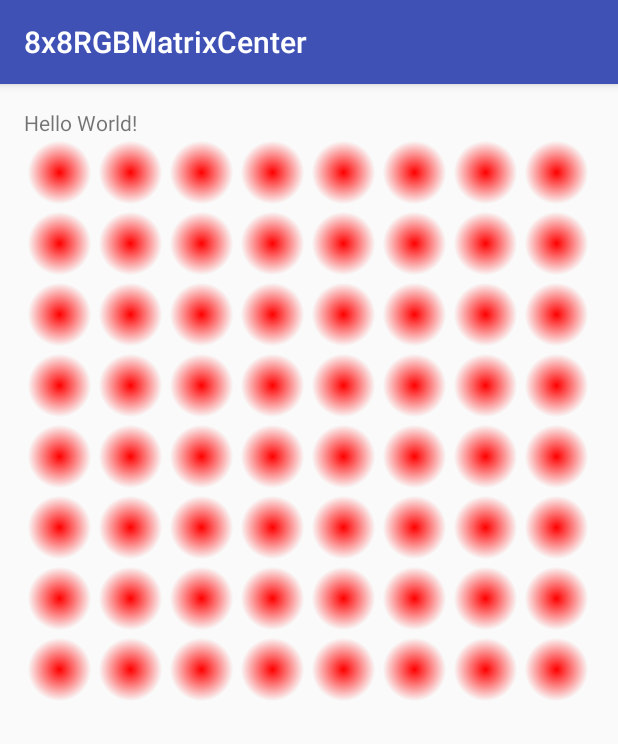
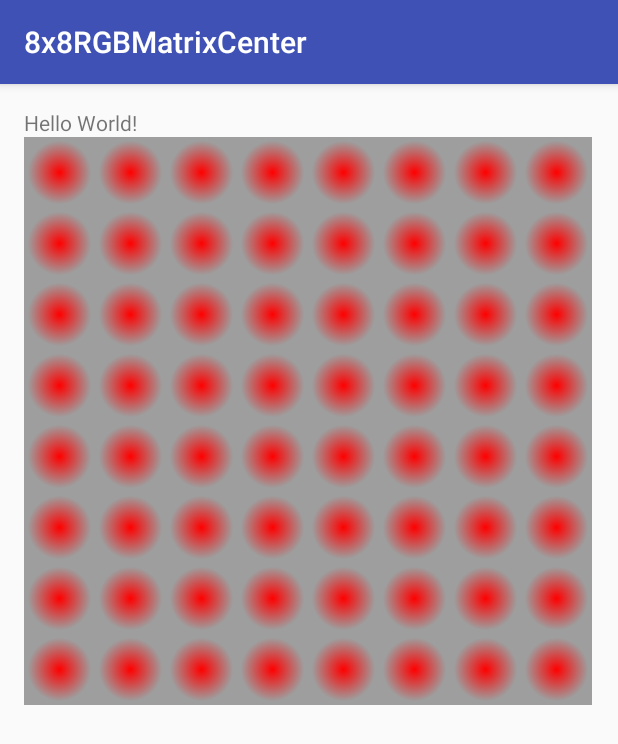
Before and after one commit to iridin/8x8RGBMatrixCenter, an Android app: the screen it shows after launch (MatrixEdit), on a phone screen of 412 x 824 dp. Shown: the top 744 px of the screen. Run offline under Robolectric (Android 15) with nearby library versions, the phone set to English and light mode, and no system bars.

Commit message:
Parameterizable background color of the matrix.

```diff
--- a/app/src/main/java/cz/cuni/mff/a8x8rgbmatrixcenter/LEDView.java
+++ b/app/src/main/java/cz/cuni/mff/a8x8rgbmatrixcenter/LEDView.java
@@ -48,12 +48,18 @@ public class LEDView extends View {
                 Color.argb(COLOR_MAX, red, green, blue), Color.argb(COLOR_MIN, red, green, blue),
                 android.graphics.Shader.TileMode.CLAMP);
 
-        Paint paint = new Paint(Paint.ANTI_ALIAS_FLAG);
-        paint.setDither(true);
-        paint.setShader(gradient);
+        Paint ledPaint = new Paint(Paint.ANTI_ALIAS_FLAG);
+        ledPaint.setDither(true);
+        ledPaint.setShader(gradient);
 
-        // Draw the shadow
-        canvas.drawOval(xMin, yMin, xMax, yMax, paint);
+        Paint backgroundPaint = new Paint();
+        backgroundPaint.setColor(ledMatrix.getLedBackground());
+
+        // Draw background
+        canvas.drawRect(0, 0, canvas.getWidth(), canvas.getHeight(), backgroundPaint);
+
+        // Draw LED
+        canvas.drawOval(xMin, yMin, xMax, yMax, ledPaint);
     }
 
     public int getRed() {
--- a/app/src/main/java/cz/cuni/mff/a8x8rgbmatrixcenter/MatrixView.java
+++ b/app/src/main/java/cz/cuni/mff/a8x8rgbmatrixcenter/MatrixView.java
@@ -3,6 +3,7 @@ package cz.cuni.mff.a8x8rgbmatrixcenter;
 import android.content.Context;
 import android.content.res.TypedArray;
 import android.graphics.Canvas;
+import android.graphics.Color;
 import android.graphics.Paint;
 import android.util.AttributeSet;
 import android.view.ViewGroup;
@@ -16,6 +17,7 @@ public class MatrixView extends ViewGroup {
     public static final int LED_ARRAY_HEIGHT = 8;
 
     private float ledMargin = 0;
+    private int ledBackground = Color.WHITE;
 
     public MatrixView(Context context) {
         super(context);
@@ -37,6 +39,7 @@ public class MatrixView extends ViewGroup {
 
         try {
             ledMargin = a.getDimension(R.styleable.MatrixView_ledMargin, 0);
+            ledBackground = a.getColor(R.styleable.MatrixView_ledBackground, Color.WHITE);
 
         } finally {
             a.recycle();
@@ -85,4 +88,8 @@ public class MatrixView extends ViewGroup {
     public float getLedMargin(){
         return ledMargin;
     }
+
+    public int getLedBackground(){
+        return ledBackground;
+    }
 }
--- a/app/src/main/res/layout/activity_matrix_edit.xml
+++ b/app/src/main/res/layout/activity_matrix_edit.xml
@@ -20,5 +20,6 @@
         android:layout_width="match_parent"
         android:layout_height="match_parent"
         android:id="@+id/matrixView"
-        custom:ledMargin="1dp" />
+        custom:ledMargin="1dp"
+        custom:ledBackground="#9E9E9E" />
 </LinearLayout>
--- a/app/src/main/res/values/attrs.xml
+++ b/app/src/main/res/values/attrs.xml
@@ -2,5 +2,6 @@
 <resources>
     <declare-styleable name="MatrixView">
         <attr name="ledMargin" format="dimension" />
+        <attr name="ledBackground" format="color" />
     </declare-styleable>
 </resources>
```
